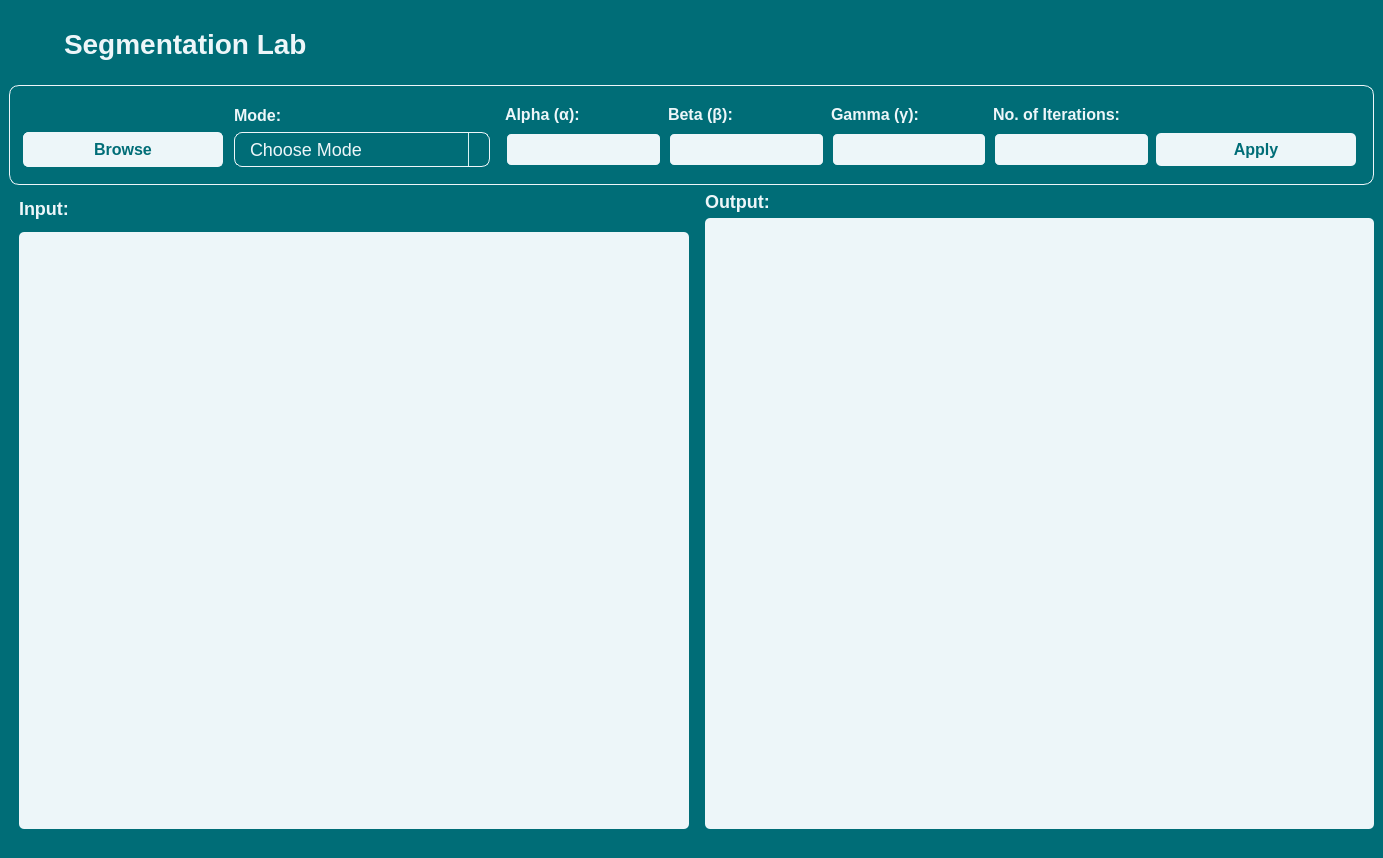
VisionCode-Toolkit/segmentation-lab, file main.ui: the form before one commit.
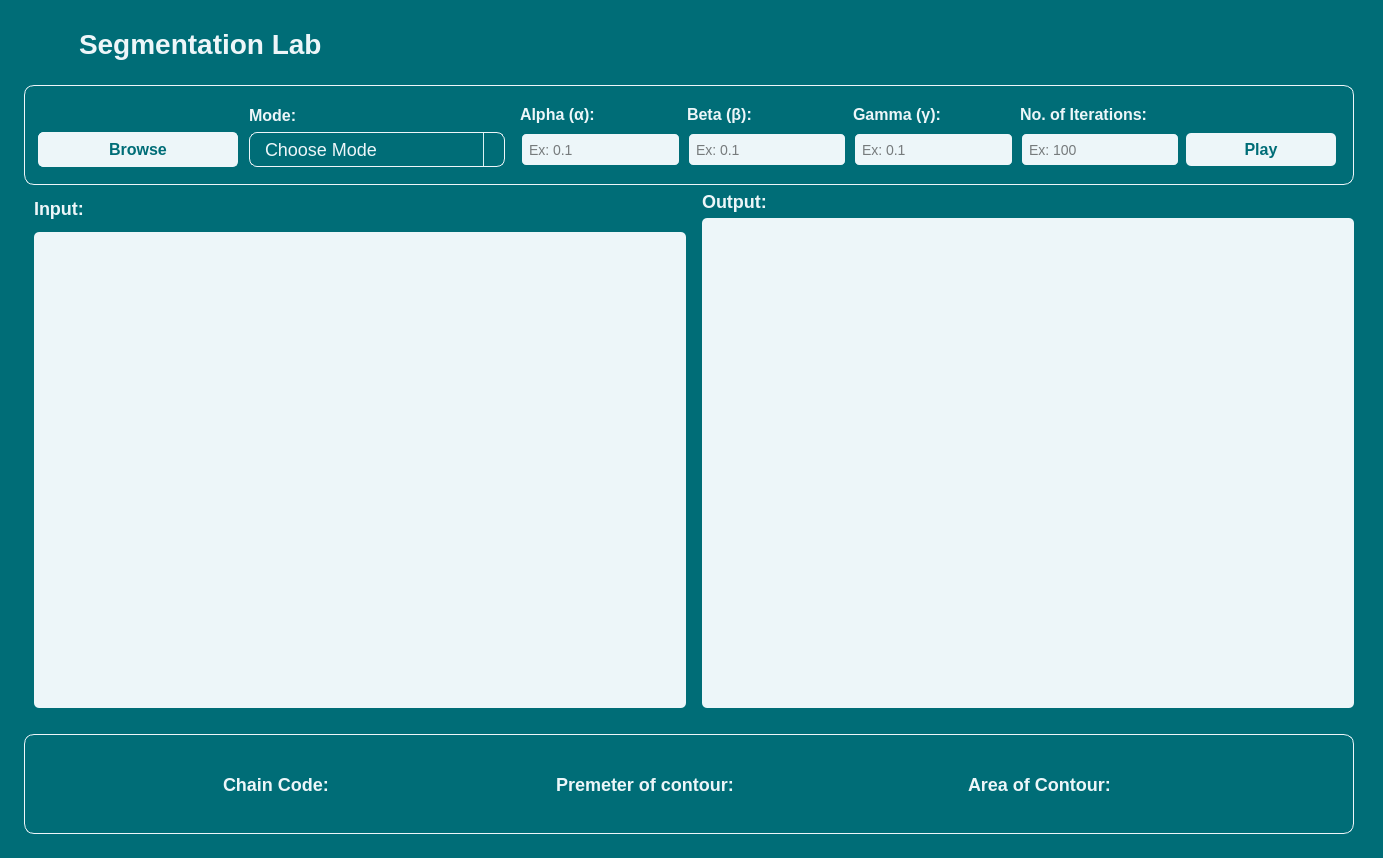
The form after the commit. The open tabs and pages were chosen to show the change. Icons and pictures are not drawn.

```diff
--- a/main.ui
+++ b/main.ui
@@ -20,6 +20,12 @@
    <layout class="QVBoxLayout" name="verticalLayout_2">
     <item>
      <layout class="QVBoxLayout" name="verticalLayout">
+      <property name="leftMargin">
+       <number>15</number>
+      </property>
+      <property name="rightMargin">
+       <number>20</number>
+      </property>
       <item>
        <layout class="QHBoxLayout" name="horizontalLayout">
         <item>
@@ -1192,6 +1198,9 @@
     }
 </string>
                    </property>
+                   <property name="placeholderText">
+                    <string>Ex: 0.1</string>
+                   </property>
                   </widget>
                  </item>
                 </layout>
@@ -1241,6 +1250,9 @@
     }
 </string>
                    </property>
+                   <property name="placeholderText">
+                    <string>Ex: 0.1</string>
+                   </property>
                   </widget>
                  </item>
                 </layout>
@@ -1284,6 +1296,9 @@
     }
 </string>
                    </property>
+                   <property name="placeholderText">
+                    <string>Ex: 0.1</string>
+                   </property>
                   </widget>
                  </item>
                 </layout>
@@ -1327,6 +1342,9 @@
     }
 </string>
                    </property>
+                   <property name="placeholderText">
+                    <string>Ex: 100</string>
+                   </property>
                   </widget>
                  </item>
                 </layout>
@@ -1340,13 +1358,13 @@
                   <widget class="QPushButton" name="snake_apply_button">
                    <property name="minimumSize">
                     <size>
-                     <width>200</width>
+                     <width>150</width>
                      <height>33</height>
                     </size>
                    </property>
                    <property name="maximumSize">
                     <size>
-                     <width>200</width>
+                     <width>100</width>
                      <height>33</height>
                     </size>
                    </property>
@@ -1358,7 +1376,11 @@
 font-weight:500;</string>
                    </property>
                    <property name="text">
-                    <string>Apply</string>
+                    <string>Play</string>
+                   </property>
+                   <property name="icon">
+                    <iconset>
+                     <normaloff>icons_setup/icons/play-button-arrowhead.png</normaloff>icons_setup/icons/play-button-arrowhead.png</iconset>
                    </property>
                   </widget>
                  </item>
@@ -1375,6 +1397,9 @@
       </item>
       <item>
        <layout class="QHBoxLayout" name="horizontalLayout_11">
+        <property name="rightMargin">
+         <number>0</number>
+        </property>
         <property name="bottomMargin">
          <number>20</number>
         </property>
@@ -1384,23 +1409,33 @@
            <number>10</number>
           </property>
           <item>
-           <widget class="QLabel" name="label_3">
-            <property name="maximumSize">
-             <size>
-              <width>16777215</width>
-              <height>35</height>
-             </size>
-            </property>
-            <property name="styleSheet">
-             <string notr="true">background-color: #006d77;
+           <layout class="QVBoxLayout" name="verticalLayout_12">
+            <item>
+             <widget class="QLabel" name="label_3">
+              <property name="minimumSize">
+               <size>
+                <width>0</width>
+                <height>35</height>
+               </size>
+              </property>
+              <property name="maximumSize">
+               <size>
+                <width>16777215</width>
+                <height>35</height>
+               </size>
+              </property>
+              <property name="styleSheet">
+               <string notr="true">background-color: #006d77;
 color:#edf6f9;
 font-size: 18px;
 font-weight:500;</string>
-            </property>
-            <property name="text">
-             <string>Input:</string>
-            </property>
-           </widget>
+              </property>
+              <property name="text">
+               <string>Input:</string>
+              </property>
+             </widget>
+            </item>
+           </layout>
           </item>
           <item>
            <widget class="QWidget" name="input_widget" native="true">
@@ -1501,6 +1536,207 @@
         </item>
        </layout>
       </item>
+      <item>
+       <layout class="QVBoxLayout" name="statstics_layout">
+        <property name="bottomMargin">
+         <number>15</number>
+        </property>
+        <item>
+         <widget class="QWidget" name="statistics_widget" native="true">
+          <property name="minimumSize">
+           <size>
+            <width>150</width>
+            <height>0</height>
+           </size>
+          </property>
+          <property name="maximumSize">
+           <size>
+            <width>16777215</width>
+            <height>100</height>
+           </size>
+          </property>
+          <property name="styleSheet">
+           <string notr="true">border: 1px solid #edf6f9;
+border-radius: 10px;</string>
+          </property>
+          <layout class="QHBoxLayout" name="horizontalLayout_8">
+           <item>
+            <spacer name="horizontalSpacer_3">
+             <property name="orientation">
+              <enum>Qt::Horizontal</enum>
+             </property>
+             <property name="sizeHint" stdset="0">
+              <size>
+               <width>40</width>
+               <height>20</height>
+              </size>
+             </property>
+            </spacer>
+           </item>
+           <item>
+            <widget class="QLabel" name="label_22">
+             <property name="minimumSize">
+              <size>
+               <width>120</width>
+               <height>0</height>
+              </size>
+             </property>
+             <property name="maximumSize">
+              <size>
+               <width>120</width>
+               <height>16777215</height>
+              </size>
+             </property>
+             <property name="styleSheet">
+              <string notr="true">background-color: #006d77;
+color:#edf6f9;
+font-size: 18px;
+font-weight:500;
+border: None;</string>
+             </property>
+             <property name="text">
+              <string>Chain Code:</string>
+             </property>
+            </widget>
+           </item>
+           <item>
+            <widget class="QLabel" name="chain_code">
+             <property name="styleSheet">
+              <string notr="true">background-color: #006d77;
+color:#edf6f9;
+font-size: 18px;
+font-weight:500;
+border: None;</string>
+             </property>
+             <property name="text">
+              <string/>
+             </property>
+            </widget>
+           </item>
+           <item>
+            <spacer name="horizontalSpacer_5">
+             <property name="orientation">
+              <enum>Qt::Horizontal</enum>
+             </property>
+             <property name="sizeHint" stdset="0">
+              <size>
+               <width>40</width>
+               <height>20</height>
+              </size>
+             </property>
+            </spacer>
+           </item>
+           <item>
+            <widget class="QLabel" name="label_24">
+             <property name="minimumSize">
+              <size>
+               <width>200</width>
+               <height>0</height>
+              </size>
+             </property>
+             <property name="maximumSize">
+              <size>
+               <width>200</width>
+               <height>16777215</height>
+              </size>
+             </property>
+             <property name="styleSheet">
+              <string notr="true">background-color: #006d77;
+color:#edf6f9;
+font-size: 18px;
+font-weight:500;
+border: None;</string>
+             </property>
+             <property name="text">
+              <string>Premeter of contour:</string>
+             </property>
+            </widget>
+           </item>
+           <item>
+            <widget class="QLabel" name="premeter_of_contour">
+             <property name="styleSheet">
+              <string notr="true">background-color: #006d77;
+color:#edf6f9;
+font-size: 18px;
+font-weight:500;
+border: None;</string>
+             </property>
+             <property name="text">
+              <string/>
+             </property>
+            </widget>
+           </item>
+           <item>
+            <spacer name="horizontalSpacer_6">
+             <property name="orientation">
+              <enum>Qt::Horizontal</enum>
+             </property>
+             <property name="sizeHint" stdset="0">
+              <size>
+               <width>40</width>
+               <height>20</height>
+              </size>
+             </property>
+            </spacer>
+           </item>
+           <item>
+            <widget class="QLabel" name="label_23">
+             <property name="minimumSize">
+              <size>
+               <width>170</width>
+               <height>0</height>
+              </size>
+             </property>
+             <property name="maximumSize">
+              <size>
+               <width>170</width>
+               <height>16777215</height>
+              </size>
+             </property>
+             <property name="styleSheet">
+              <string notr="true">background-color: #006d77;
+color:#edf6f9;
+font-size: 18px;
+font-weight:500;
+border: None;</string>
+             </property>
+             <property name="text">
+              <string>Area of Contour:</string>
+             </property>
+            </widget>
+           </item>
+           <item>
+            <widget class="QLabel" name="area_of_contour">
+             <property name="styleSheet">
+              <string notr="true">background-color: #006d77;
+color:#edf6f9;
+font-size: 18px;
+font-weight:500;
+border: None;</string>
+             </property>
+             <property name="text">
+              <string/>
+             </property>
+            </widget>
+           </item>
+           <item>
+            <spacer name="horizontalSpacer_4">
+             <property name="orientation">
+              <enum>Qt::Horizontal</enum>
+             </property>
+             <property name="sizeHint" stdset="0">
+              <size>
+               <width>40</width>
+               <height>20</height>
+              </size>
+             </property>
+            </spacer>
+           </item>
+          </layout>
+         </widget>
+        </item>
+       </layout>
+      </item>
      </layout>
     </item>
    </layout>
```
Left out of the diff: 16 changed lines with no effect on the pictures.
